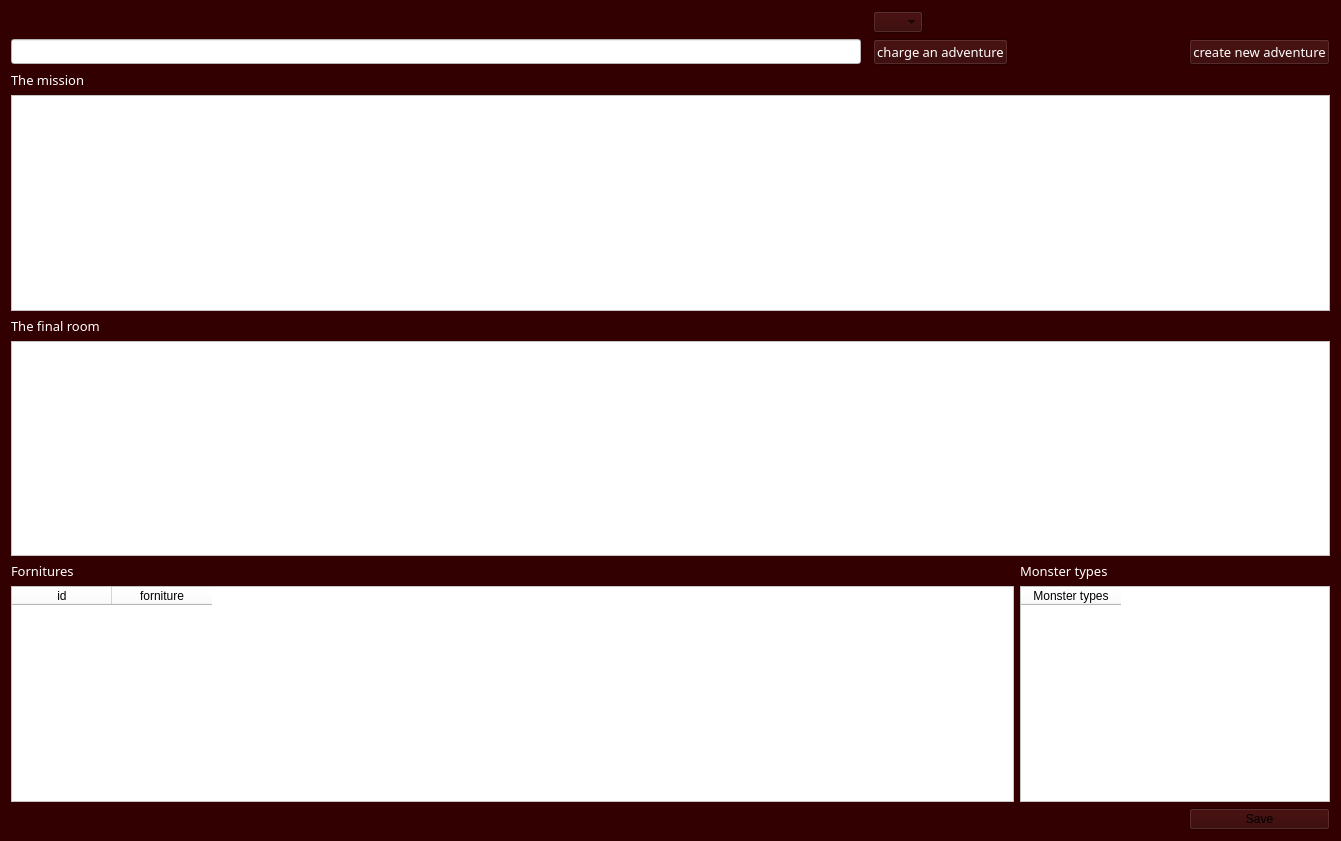
Old version of the form adventures_panel_settings.ui in the repository pyarchinit/heroquest_legends.
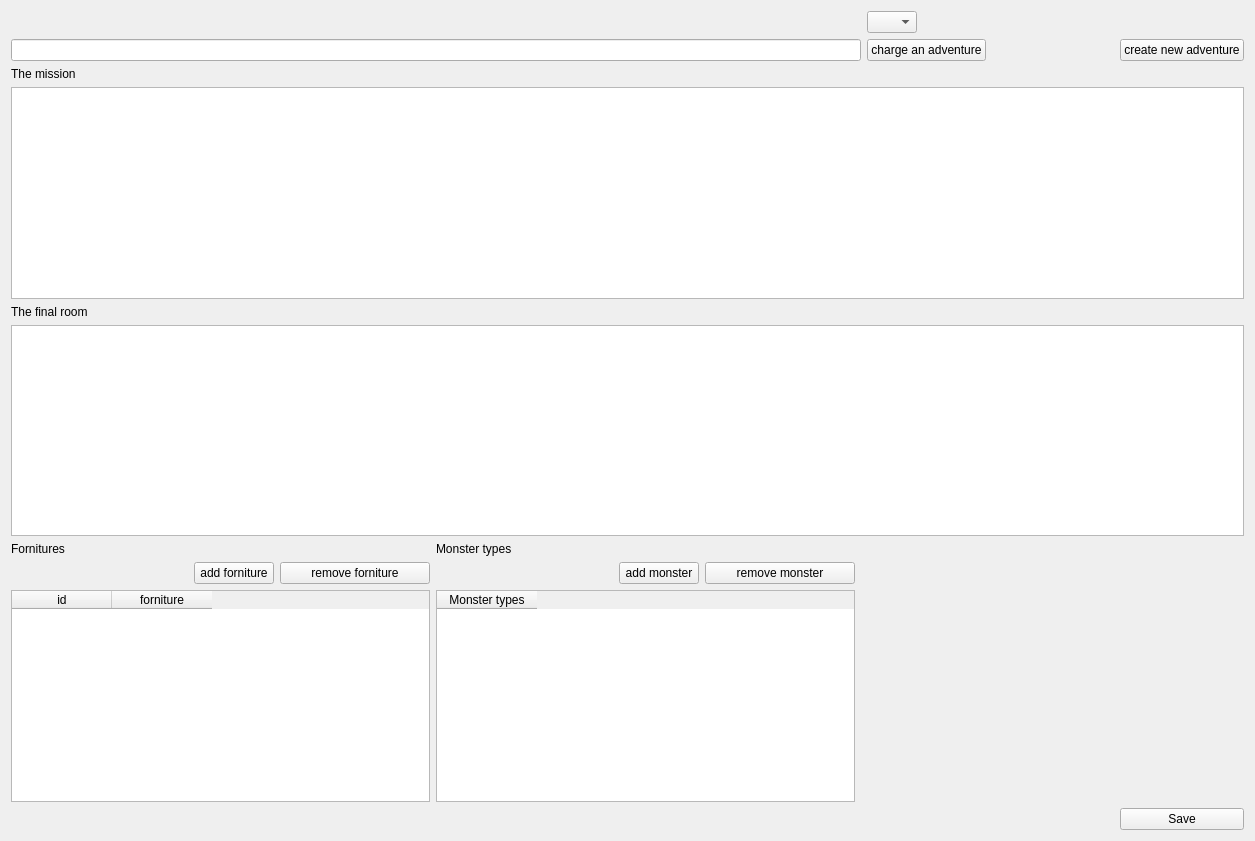
New version of the form.

Commit message: Settings Systems upgraded - V0.9 exe uploaded

The edit to the form file:
```diff
--- a/adventures_panel_settings.ui
+++ b/adventures_panel_settings.ui
@@ -6,64 +6,15 @@
    <rect>
     <x>0</x>
     <y>0</y>
-    <width>1341</width>
+    <width>1255</width>
     <height>841</height>
    </rect>
   </property>
   <property name="windowTitle">
    <string>Form</string>
   </property>
-  <property name="styleSheet">
-   <string notr="true">background-color: rgb(50, 0, 0);</string>
-  </property>
   <layout class="QGridLayout" name="gridLayout">
-   <item row="2" column="0">
-    <widget class="QLabel" name="label">
-     <property name="font">
-      <font>
-       <family>Viner Hand ITC</family>
-       <pointsize>10</pointsize>
-      </font>
-     </property>
-     <property name="styleSheet">
-      <string notr="true">color: rgb(255, 255, 255);</string>
-     </property>
-     <property name="text">
-      <string>The mission</string>
-     </property>
-    </widget>
-   </item>
-   <item row="7" column="4" colspan="3">
-    <widget class="QTableWidget" name="tableWidget_monsters_type">
-     <property name="styleSheet">
-      <string notr="true">background-color: rgb(255, 255, 255);</string>
-     </property>
-     <column>
-      <property name="text">
-       <string>Monster types</string>
-      </property>
-     </column>
-    </widget>
-   </item>
-   <item row="1" column="0">
-    <widget class="QLineEdit" name="lineEdit_adventure_title">
-     <property name="minimumSize">
-      <size>
-       <width>850</width>
-       <height>0</height>
-      </size>
-     </property>
-     <property name="font">
-      <font>
-       <family>Viner Hand ITC</family>
-      </font>
-     </property>
-     <property name="styleSheet">
-      <string notr="true">background-color: rgb(255, 255, 255);</string>
-     </property>
-    </widget>
-   </item>
-   <item row="0" column="2">
+   <item row="0" column="7">
     <widget class="QComboBox" name="comboBox_id">
      <property name="maximumSize">
       <size>
@@ -73,153 +24,169 @@
      </property>
     </widget>
    </item>
-   <item row="1" column="6">
-    <widget class="QPushButton" name="pushButton">
-     <property name="font">
-      <font>
-       <family>Viner Hand ITC</family>
-       <pointsize>10</pointsize>
-      </font>
-     </property>
-     <property name="styleSheet">
-      <string notr="true">color: rgb(255, 255, 255);</string>
-     </property>
-     <property name="text">
-      <string>create new adventure</string>
+   <item row="1" column="0" colspan="7">
+    <widget class="QLineEdit" name="lineEdit_adventure_title">
+     <property name="minimumSize">
+      <size>
+       <width>850</width>
+       <height>0</height>
+      </size>
      </property>
     </widget>
    </item>
-   <item row="1" column="2">
+   <item row="1" column="7">
     <widget class="QPushButton" name="pushButton_charge_adventure">
-     <property name="font">
-      <font>
-       <family>Viner Hand ITC</family>
-       <pointsize>10</pointsize>
-      </font>
-     </property>
-     <property name="styleSheet">
-      <string notr="true">color: rgb(255, 255, 255);</string>
-     </property>
      <property name="text">
       <string>charge an adventure</string>
      </property>
     </widget>
    </item>
-   <item row="6" column="4">
-    <widget class="QLabel" name="label_4">
-     <property name="font">
-      <font>
-       <family>Viner Hand ITC</family>
-       <pointsize>10</pointsize>
-      </font>
+   <item row="1" column="8">
+    <spacer name="horizontalSpacer">
+     <property name="orientation">
+      <enum>Qt::Horizontal</enum>
      </property>
-     <property name="styleSheet">
-      <string notr="true">color: rgb(255, 255, 255);</string>
+     <property name="sizeHint" stdset="0">
+      <size>
+       <width>100</width>
+       <height>20</height>
+      </size>
      </property>
+    </spacer>
+   </item>
+   <item row="1" column="9">
+    <widget class="QPushButton" name="pushButton_create">
      <property name="text">
-      <string>Monster types</string>
+      <string>create new adventure</string>
      </property>
     </widget>
    </item>
+   <item row="2" column="0">
+    <widget class="QLabel" name="label">
+     <property name="text">
+      <string>The mission</string>
+     </property>
+    </widget>
+   </item>
+   <item row="3" column="0" colspan="10">
+    <widget class="QTextEdit" name="textEdit_the_mission"/>
+   </item>
    <item row="4" column="0">
     <widget class="QLabel" name="label_2">
-     <property name="font">
-      <font>
-       <family>Viner Hand ITC</family>
-       <pointsize>10</pointsize>
-      </font>
-     </property>
-     <property name="styleSheet">
-      <string notr="true">color: rgb(255, 255, 255);</string>
-     </property>
      <property name="text">
       <string>The final room</string>
      </property>
     </widget>
    </item>
-   <item row="1" column="4">
-    <spacer name="horizontalSpacer">
-     <property name="orientation">
-      <enum>Qt::Horizontal</enum>
-     </property>
-     <property name="sizeHint" stdset="0">
-      <size>
-       <width>100</width>
-       <height>20</height>
-      </size>
-     </property>
-    </spacer>
-   </item>
-   <item row="8" column="0" colspan="6">
-    <spacer name="horizontalSpacer_2">
-     <property name="orientation">
-      <enum>Qt::Horizontal</enum>
-     </property>
-     <property name="sizeHint" stdset="0">
-      <size>
-       <width>400</width>
-       <height>20</height>
-      </size>
-     </property>
-    </spacer>
-   </item>
-   <item row="5" column="0" colspan="7">
-    <widget class="QTextEdit" name="textEdit_the_final_room">
-     <property name="font">
-      <font>
-       <family>Viner Hand ITC</family>
-      </font>
-     </property>
-     <property name="styleSheet">
-      <string notr="true">background-color: rgb(255, 255, 255);</string>
-     </property>
-    </widget>
-   </item>
-   <item row="8" column="6">
-    <widget class="QPushButton" name="pushButton_2">
-     <property name="text">
-      <string>Save</string>
-     </property>
-    </widget>
-   </item>
-   <item row="3" column="0" colspan="7">
-    <widget class="QTextEdit" name="textEdit_the_mission">
-     <property name="font">
-      <font>
-       <family>Viner Hand ITC</family>
-      </font>
-     </property>
-     <property name="styleSheet">
-      <string notr="true">background-color: rgb(255, 255, 255);</string>
-     </property>
-    </widget>
+   <item row="5" column="0" colspan="10">
+    <widget class="QTextEdit" name="textEdit_the_final_room"/>
    </item>
    <item row="6" column="0">
     <widget class="QLabel" name="label_3">
-     <property name="font">
-      <font>
-       <family>Viner Hand ITC</family>
-       <pointsize>10</pointsize>
-      </font>
-     </property>
-     <property name="styleSheet">
-      <string notr="true">color: rgb(255, 255, 255);</string>
-     </property>
      <property name="text">
       <string>Fornitures</string>
      </property>
     </widget>
    </item>
-   <item row="7" column="0" colspan="4">
+   <item row="6" column="3" colspan="2">
+    <widget class="QLabel" name="label_4">
+     <property name="text">
+      <string>Monster types</string>
+     </property>
+    </widget>
+   </item>
+   <item row="7" column="0">
+    <spacer name="horizontalSpacer_3">
+     <property name="orientation">
+      <enum>Qt::Horizontal</enum>
+     </property>
+     <property name="sizeHint" stdset="0">
+      <size>
+       <width>40</width>
+       <height>20</height>
+      </size>
+     </property>
+    </spacer>
+   </item>
+   <item row="7" column="1">
+    <widget class="QPushButton" name="pushButton_insert_row_fornitures">
+     <property name="maximumSize">
+      <size>
+       <width>100</width>
+       <height>16777215</height>
+      </size>
+     </property>
+     <property name="text">
+      <string>add forniture</string>
+     </property>
+    </widget>
+   </item>
+   <item row="7" column="2">
+    <widget class="QPushButton" name="pushButton_remove_row_fornitures">
+     <property name="minimumSize">
+      <size>
+       <width>150</width>
+       <height>0</height>
+      </size>
+     </property>
+     <property name="maximumSize">
+      <size>
+       <width>110</width>
+       <height>16777215</height>
+      </size>
+     </property>
+     <property name="text">
+      <string>remove forniture</string>
+     </property>
+    </widget>
+   </item>
+   <item row="7" column="3">
+    <spacer name="horizontalSpacer_4">
+     <property name="orientation">
+      <enum>Qt::Horizontal</enum>
+     </property>
+     <property name="sizeHint" stdset="0">
+      <size>
+       <width>158</width>
+       <height>20</height>
+      </size>
+     </property>
+    </spacer>
+   </item>
+   <item row="7" column="4">
+    <widget class="QPushButton" name="pushButton_insert_row_monster">
+     <property name="maximumSize">
+      <size>
+       <width>100</width>
+       <height>16777215</height>
+      </size>
+     </property>
+     <property name="text">
+      <string>add monster</string>
+     </property>
+    </widget>
+   </item>
+   <item row="7" column="5">
+    <widget class="QPushButton" name="pushButton_remove_row_monster">
+     <property name="minimumSize">
+      <size>
+       <width>150</width>
+       <height>0</height>
+      </size>
+     </property>
+     <property name="maximumSize">
+      <size>
+       <width>120</width>
+       <height>16777215</height>
+      </size>
+     </property>
+     <property name="text">
+      <string>remove monster</string>
+     </property>
+    </widget>
+   </item>
+   <item row="8" column="0" colspan="3">
     <widget class="QTableWidget" name="tableWidget_fornitures">
-     <property name="font">
-      <font>
-       <family>Viner Hand ITC</family>
-      </font>
-     </property>
-     <property name="styleSheet">
-      <string notr="true">background-color: rgb(255, 255, 255);</string>
-     </property>
      <column>
       <property name="text">
        <string>id</string>
@@ -232,6 +199,48 @@
      </column>
     </widget>
    </item>
+   <item row="8" column="3" colspan="3">
+    <widget class="QTableWidget" name="tableWidget_monsters_type">
+     <column>
+      <property name="text">
+       <string>Monster types</string>
+      </property>
+     </column>
+    </widget>
+   </item>
+   <item row="8" column="6" colspan="4">
+    <spacer name="horizontalSpacer_5">
+     <property name="orientation">
+      <enum>Qt::Horizontal</enum>
+     </property>
+     <property name="sizeHint" stdset="0">
+      <size>
+       <width>380</width>
+       <height>20</height>
+      </size>
+     </property>
+    </spacer>
+   </item>
+   <item row="9" column="0" colspan="9">
+    <spacer name="horizontalSpacer_2">
+     <property name="orientation">
+      <enum>Qt::Horizontal</enum>
+     </property>
+     <property name="sizeHint" stdset="0">
+      <size>
+       <width>400</width>
+       <height>20</height>
+      </size>
+     </property>
+    </spacer>
+   </item>
+   <item row="9" column="9">
+    <widget class="QPushButton" name="pushButton_2">
+     <property name="text">
+      <string>Save</string>
+     </property>
+    </widget>
+   </item>
   </layout>
  </widget>
  <resources/>
```
The commit also changes 7 other files.
